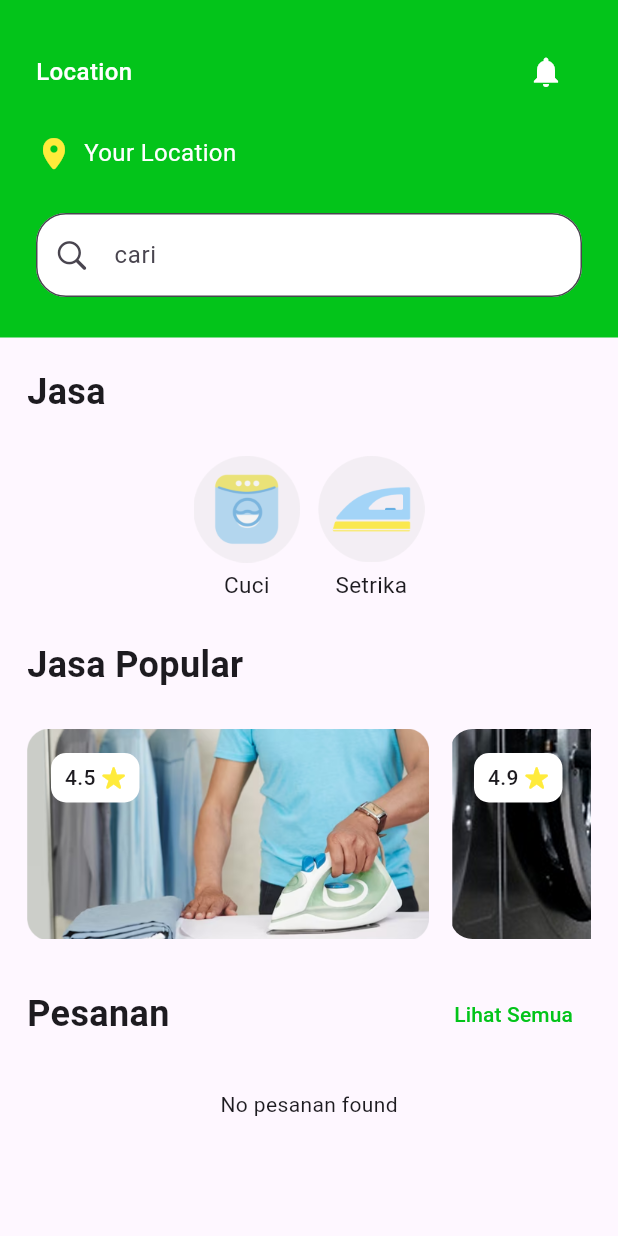
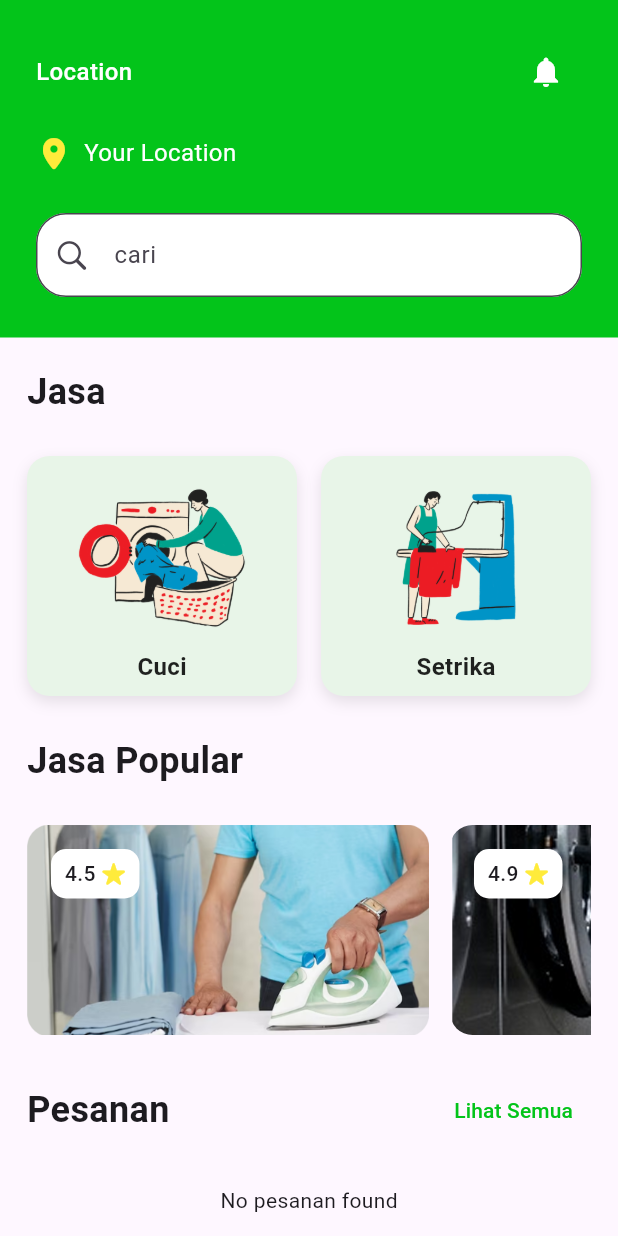
Before and after one commit to Argonaut-ss/Green, a Flutter app: the Dashboard screen opened directly, on a phone screen of 412 x 824 dp. Run offline on Flutter 3.47's test engine with Material 3 defaults, Android fonts, the phone set to English and light mode, and no system bars; our stand-ins replace cloud_firestore, firebase_auth, firebase_core, flutter_map, geocoding, google_sign_in and 2 more; missing offline and left inert: flutter_map_cancellable_tile_provider; accounts and stored records are empty.

Commit message:
update: change jasa icon

```diff
--- a/green_app/lib/Pages/dashboard.dart
+++ b/green_app/lib/Pages/dashboard.dart
@@ -104,28 +104,90 @@ class _DashboardState extends State<Dashboard> {
                 Text('Jasa', style: TextStyle(fontSize: 24, fontWeight: FontWeight.w600),),
                 SizedBox(height: 26,),
                 Row(
-                  mainAxisAlignment: MainAxisAlignment.center,
-                  crossAxisAlignment: CrossAxisAlignment.center,
                   children: [
-                    GestureDetector(
-                      onTap: (){},
-                      child: Column(
-                        children: [
-                          Image.asset('assets/laundry_icon.png', width: 71, height: 71),
-                          SizedBox(height: 4,),
-                          Text('Cuci', style: TextStyle(fontSize: 15),)
-                        ],
+                    Expanded(
+                      child: GestureDetector(
+                        onTap: () {
+                          // Navigate to laundry service page
+                          print('Cuci tapped');
+                        },
+                        child: Container(
+                          height: 160,
+                          decoration: BoxDecoration(
+                            color: Color(0xFFE8F5E8), // Light green background
+                            borderRadius: BorderRadius.circular(15),
+                            boxShadow: [
+                              BoxShadow(
+                                color: Colors.black.withOpacity(0.1),
+                                blurRadius: 8,
+                                offset: Offset(0, 4),
+                              ),
+                            ],
+                          ),
+                          child: Column(
+                            mainAxisAlignment: MainAxisAlignment.center,
+                            children: [
+                              Image.asset(
+                                 'assets/dashboard_wash_icon.png',
+                                 width: 200,
+                                 height: 120,
+                                 fit: BoxFit.contain,
+                               ),
+                              SizedBox(height: 1),
+                              Text(
+                                'Cuci',
+                                style: TextStyle(
+                                  fontSize: 16,
+                                  fontWeight: FontWeight.w600,
+                                  color: Colors.black87,
+                                ),
+                              ),
+                            ],
+                          ),
+                        ),
                       ),
                     ),
-                    SizedBox(width: 12),
-                    GestureDetector(
-                      onTap: (){},
-                      child: Column(
-                        children: [
-                          Image.asset('assets/iron_icon.png', width: 71, height: 71),
-                          SizedBox(height: 4),
-                          Text('Setrika', style: TextStyle(fontSize: 15),)
-                        ],
+                    SizedBox(width: 16),
+                    Expanded(
+                      child: GestureDetector(
+                        onTap: () {
+                          // Navigate to ironing service page
+                          print('Setrika tapped');
+                        },
+                        child: Container(
+                          height: 160,
+                          decoration: BoxDecoration(
+                            color: Color(0xFFE8F5E8), // Light green background
+                            borderRadius: BorderRadius.circular(15),
+                            boxShadow: [
+                              BoxShadow(
+                                color: Colors.black.withOpacity(0.1),
+                                blurRadius: 8,
+                                offset: Offset(0, 4),
+                              ),
+                            ],
+                          ),
+                          child: Column(
+                            mainAxisAlignment: MainAxisAlignment.center,
+                            children: [
+                              Image.asset(
+                                 'assets/dashboard_ironing_icon.png',
+                                 width: 200,
+                                 height: 120,
+                                 fit: BoxFit.contain,
+                               ),
+                              SizedBox(height: 1),
+                              Text(
+                                'Setrika',
+                                style: TextStyle(
+                                  fontSize: 16,
+                                  fontWeight: FontWeight.w600,
+                                  color: Colors.black87,
+                                ),
+                              ),
+                            ],
+                          ),
+                        ),
                       ),
                     ),
                   ],
```
Also changed, not shown: green_app/assets/dashboard_ironing_icon.png (added), green_app/assets/dashboard_wash_icon.png (added).
